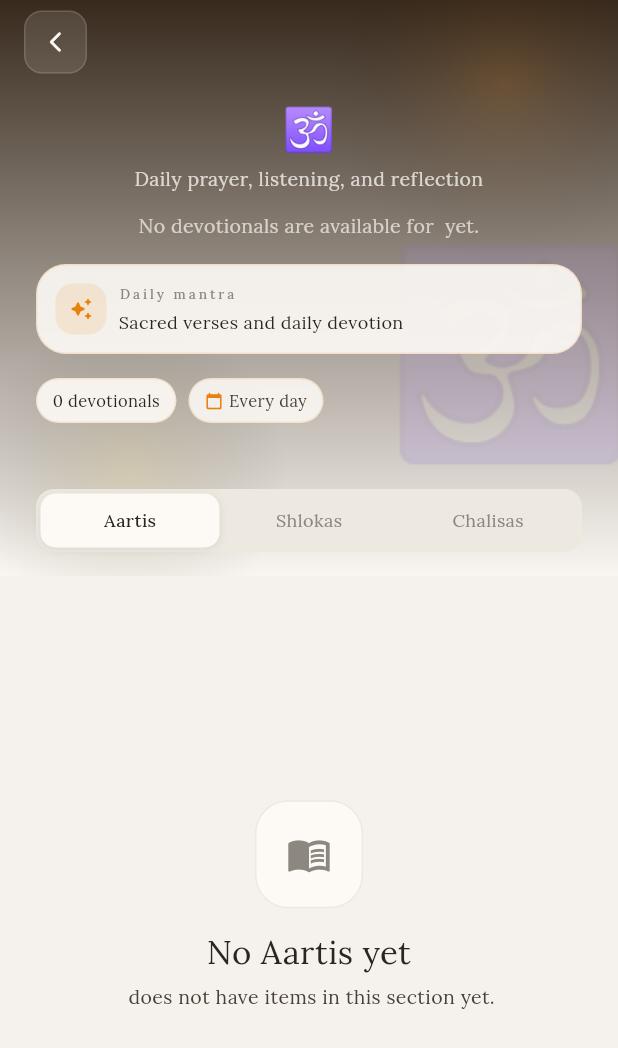
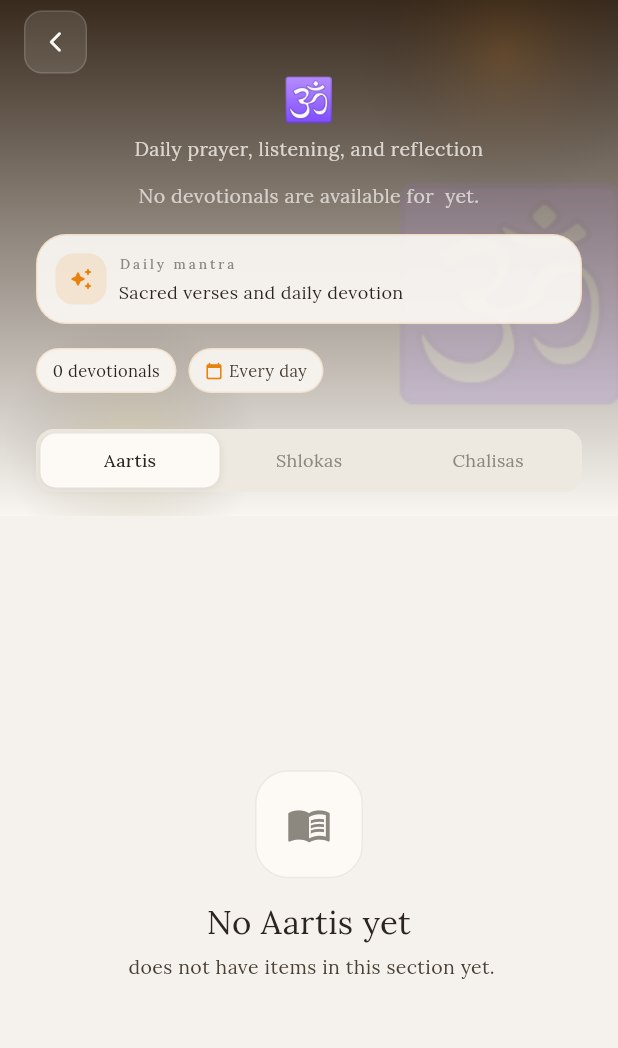
Before and after one commit to pratbhoir/aartiapp, a Flutter app: the DeityDetailScreen screen opened directly with empty values, on a phone screen of 412 x 824 dp. Shown: the top 1048 px of the screen. Run offline on Flutter 3.47's test engine with Material 3 defaults, Android fonts, the phone set to English and light mode, and no system bars; our stand-ins replace device_info_plus, flutter_local_notifications, flutter_riverpod, google_fonts, hive, hive_flutter and 5 more; accounts and stored records are empty; network calls fail; statements that could not run were skipped.

Commit message:
fix: adjust layout dimensions in DeityDetailScreen and DeityHeader for better visual consistency

```diff
--- a/aartiapp/lib/features/deity_detail/deity_detail_screen.dart
+++ b/aartiapp/lib/features/deity_detail/deity_detail_screen.dart
@@ -278,7 +278,7 @@ class _DeityDetailScreenState extends ConsumerState<DeityDetailScreen>
         headerSliverBuilder: (_, __) => <Widget>[
           SliverAppBar(
             pinned: true,
-            expandedHeight: 384,
+            expandedHeight: 344,
             backgroundColor: appBarColor,
             surfaceTintColor: Colors.transparent,
             automaticallyImplyLeading: false,
@@ -331,7 +331,7 @@ class _DeityDetailScreenState extends ConsumerState<DeityDetailScreen>
                       children: <Widget>[
                         Text(
                           deityEmoji,
-                          style: const TextStyle(fontSize: 18),
+                          style: const TextStyle(fontSize: 28),
                         ),
                         const SizedBox(width: AppSpacing.sm),
                         ConstrainedBox(
@@ -341,7 +341,7 @@ class _DeityDetailScreenState extends ConsumerState<DeityDetailScreen>
                             maxLines: 1,
                             overflow: TextOverflow.ellipsis,
                             style: AppTypography.serifBody(
-                              size: 18,
+                              size: 30,
                               color: titleColor,
                             ).copyWith(fontWeight: FontWeight.w600),
                           ),
--- a/aartiapp/lib/features/deity_detail/widgets/deity_header.dart
+++ b/aartiapp/lib/features/deity_detail/widgets/deity_header.dart
@@ -77,7 +77,7 @@ class DeityHeader extends StatelessWidget {
                   colors: <Color>[overlayGlow, Colors.transparent],
                 ),
               ),
-              child: const SizedBox(width: 240, height: 240),
+              child: const SizedBox(width: 240, height: 200),
             ),
           ),
           Positioned(
@@ -93,7 +93,7 @@ class DeityHeader extends StatelessWidget {
                   ],
                 ),
               ),
-              child: const SizedBox(width: 210, height: 210),
+              child: const SizedBox(width: 210, height: 170),
             ),
           ),
           Positioned(
@@ -111,7 +111,7 @@ class DeityHeader extends StatelessWidget {
             child: Padding(
               padding: const EdgeInsets.fromLTRB(
                 AppSpacing.xl,
-                62,
+                42,
                 AppSpacing.xl,
                 AppSpacing.lgWide,
               ),
```
